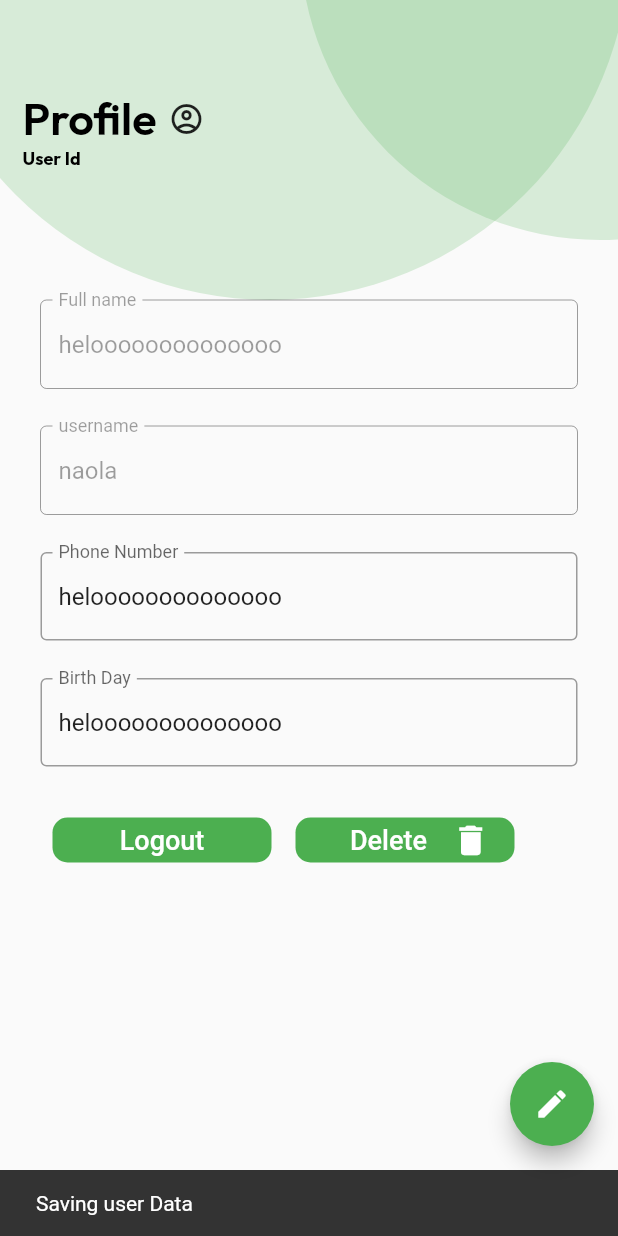
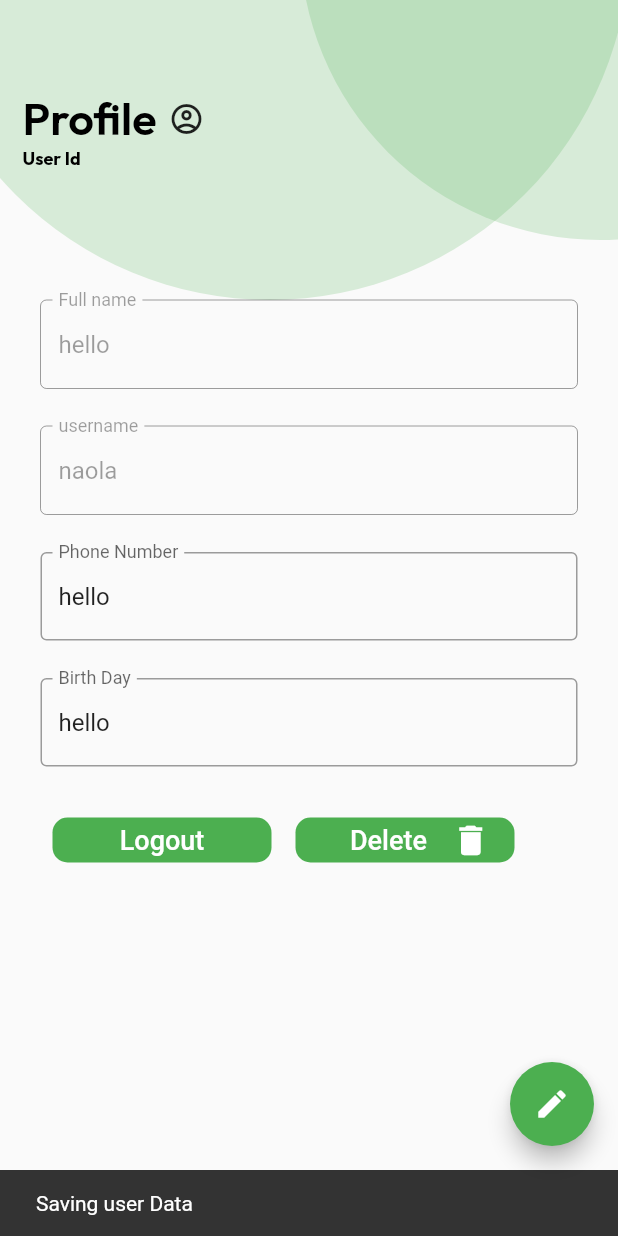
Before and after one commit to tamiratdereje/Patient-registration-and-Appointment-scheduling-system, a Flutter app: the UserProfile screen opened directly, after a tap on the "edit" icon, after a tap on "Save", on a phone screen of 412 x 824 dp. Run offline on Flutter 3.47's test engine with Material 2 defaults, Android fonts, the phone set to English and light mode, and no system bars; our stand-ins replace bloc, equatable, flutter_bloc, flutter_datetime_picker, go_router, google_fonts and 1 more; missing offline and left inert: regexpattern; accounts and stored records are empty.

Commit message:
floatingaction button edited

```diff
--- a/afyacare/lib/presentation/pages/user_profile/profile.dart
+++ b/afyacare/lib/presentation/pages/user_profile/profile.dart
@@ -21,6 +21,7 @@ class _UserProfileState extends State<UserProfile> {
   late bool isSaveVisible;
   late bool isPasswordEditable;
   late bool isPasswordchangeVisible;
+  late bool isFloatVisible;
 
   final _formKey = GlobalKey<FormState>();
   TextEditingController usernameController = TextEditingController();
@@ -34,7 +35,7 @@ class _UserProfileState extends State<UserProfile> {
 
   @override
   void initState() {
-    fullNameController.text = "heloooooooooooooo";
+    fullNameController.text = "hello";
     usernameController.text = "naola";
     isButtonVisible = true;
     isSaveVisible = false;
@@ -42,6 +43,7 @@ class _UserProfileState extends State<UserProfile> {
     isPasswordEditable = false;
     _passwordVisible = true;
     _passwordConfirmVisible = true;
+    isFloatVisible = true;
 
     super.initState();
   }
@@ -49,17 +51,21 @@ class _UserProfileState extends State<UserProfile> {
   @override
   Widget build(BuildContext context) {
     return Scaffold(
-      floatingActionButton: FloatingActionButton(
+      floatingActionButton: Visibility(
+        visible: isFloatVisible,
+        child: FloatingActionButton(
           onPressed: () {
             setState(() {
               isButtonVisible = false;
               isSaveVisible = true;
               isPasswordchangeVisible = true;
               _isEnable = true;
+              isFloatVisible = false;
             });
           },
           backgroundColor: Colors.green,
           child: const Icon(Icons.edit),
+        ),
       ),
       body: SafeArea(
         child: Stack(children: [
@@ -257,7 +263,7 @@ class _UserProfileState extends State<UserProfile> {
                                       children: [
                                         Row(
                                           mainAxisAlignment:
-                                              MainAxisAlignment.spaceAround,
+                                              MainAxisAlignment.end,
                                           children: [
                                             SizedBox(
                                               width: MediaQuery.of(context)
@@ -287,6 +293,7 @@ class _UserProfileState extends State<UserProfile> {
                                                       isSaveVisible = false;
                                                       isPasswordEditable =
                                                           false;
+                                                      isFloatVisible = true;
                                                     }
                                                   });
                                                 },
```
Lines whose indentation alone changed are shown as unchanged.
